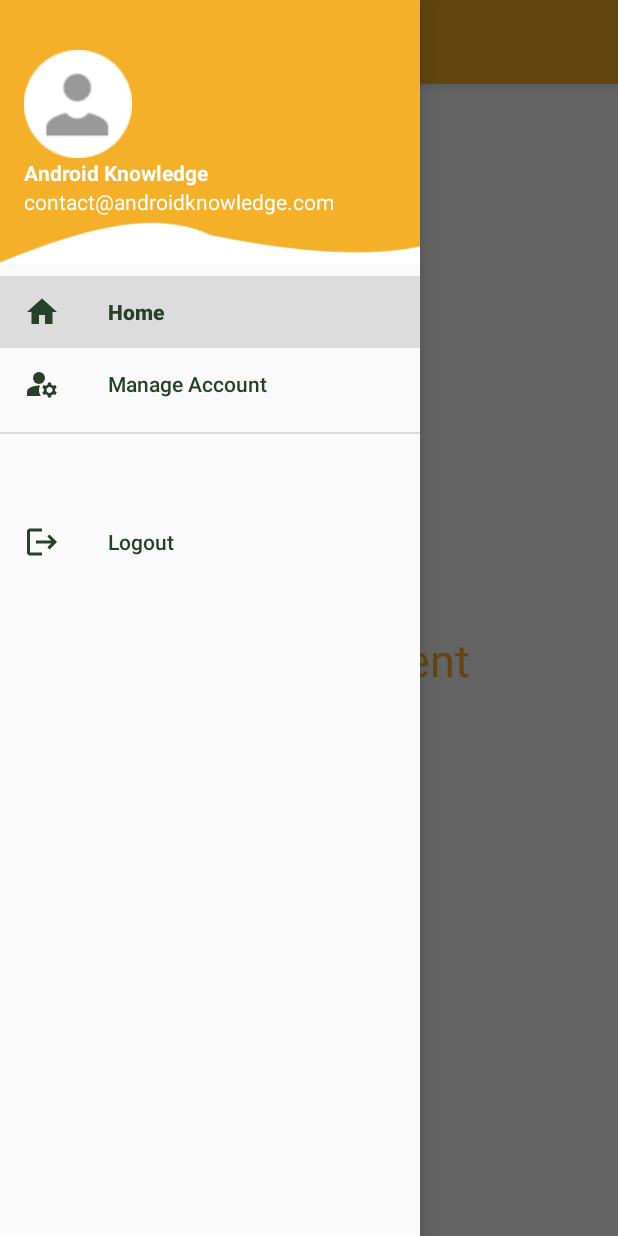
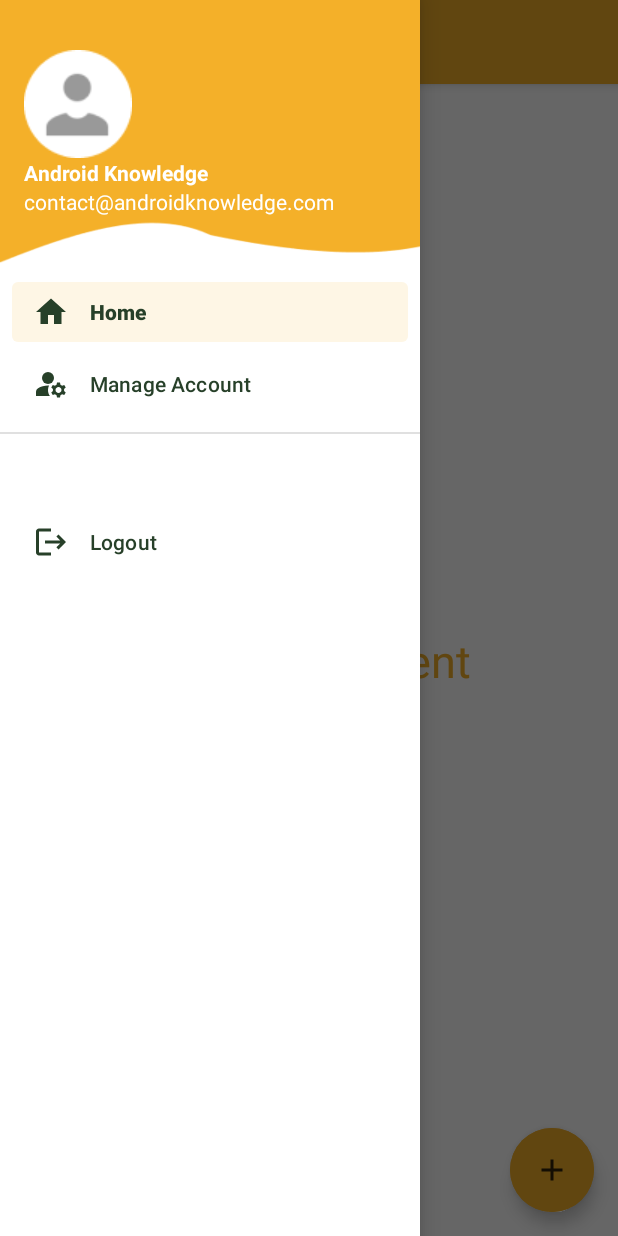
Before and after one commit to aswinkprakasan/Kout_App, an Android app: the screen it shows after launch once a user with an empty profile is signed in (DashboardActivity), with the side drawer open, on a phone screen of 412 x 824 dp. Run offline under Robolectric (Android 15) with nearby library versions, the phone set to English and light mode, and no system bars; our stand-ins replace Firebase (no records; nobody signed in at launch, a user with empty details on screens opened directly).

Commit message:
floating action bar completed

```diff
--- a/app/src/main/AndroidManifest.xml
+++ b/app/src/main/AndroidManifest.xml
@@ -13,7 +13,7 @@
         tools:targetApi="31">
         <activity
             android:name=".DashboardActivity"
-            android:theme="@style/Theme.AppCompat.Light.NoActionBar"
+            android:theme="@style/Theme.KoutApp"
             android:exported="false" />
         <activity
             android:name=".MainActivity"
--- a/app/src/main/java/com/example/koutapp/HomeFragment.java
+++ b/app/src/main/java/com/example/koutapp/HomeFragment.java
@@ -7,15 +7,81 @@ import androidx.fragment.app.Fragment;
 import android.view.LayoutInflater;
 import android.view.View;
 import android.view.ViewGroup;
+import android.widget.TextView;
+import android.widget.Toast;
+
+import com.google.android.material.floatingactionbutton.ExtendedFloatingActionButton;
+import com.google.android.material.floatingactionbutton.FloatingActionButton;
 
 
 public class HomeFragment extends Fragment {
 
-
+    FloatingActionButton scanFab, quoteFab;
+    ExtendedFloatingActionButton addFab;
+    TextView scanText, quoteText;
+    Boolean isAllFABVisible;
     @Override
     public View onCreateView(LayoutInflater inflater, ViewGroup container,
                              Bundle savedInstanceState) {
         // Inflate the layout for this fragment
-        return inflater.inflate(R.layout.fragment_home, container, false);
+        View view = inflater.inflate(R.layout.fragment_home, container, false);
+
+        scanFab = view.findViewById(R.id.scan_fab);
+        quoteFab = view.findViewById(R.id.quote_fab);
+        addFab = view.findViewById(R.id.add_fab);
+        scanText = view.findViewById(R.id.scan_text);
+        quoteText = view.findViewById(R.id.quote_text);
+
+        scanFab.setVisibility(View.GONE);
+        quoteFab.setVisibility(View.GONE);
+        scanText.setVisibility(View.GONE);
+        quoteText.setVisibility(View.GONE);
+
+        isAllFABVisible = false;
+
+        addFab.shrink();
+
+        addFab.setOnClickListener(new View.OnClickListener() {
+            @Override
+            public void onClick(View view) {
+                if (!isAllFABVisible){
+                    scanFab.show();
+                    quoteFab.show();
+                    scanText.setVisibility(View.VISIBLE);
+                    quoteText.setVisibility(View.VISIBLE);
+
+                    addFab.extend();
+
+                    isAllFABVisible = true;
+                }
+                else {
+                    scanFab.hide();
+                    quoteFab.hide();
+                    scanText.setVisibility(View.GONE);
+                    quoteText.setVisibility(View.GONE);
+
+                    addFab.shrink();
+
+                    isAllFABVisible = false;
+                }
+            }
+        });
+
+        scanFab.setOnClickListener(new View.OnClickListener() {
+            @Override
+            public void onClick(View view) {
+                Toast.makeText(getActivity(), "Scanner Opened", Toast.LENGTH_SHORT).show();
+            }
+        });
+
+        quoteFab.setOnClickListener(new View.OnClickListener() {
+            @Override
+            public void onClick(View view) {
+                Toast.makeText(getActivity(), "Add Quote", Toast.LENGTH_SHORT).show();
+            }
+        });
+
+
+        return view;
     }
 }
--- /dev/null
+++ b/app/src/main/res/drawable-anydpi/add.xml
@@ -0,0 +1,11 @@
+<vector xmlns:android="http://schemas.android.com/apk/res/android"
+    android:width="24dp"
+    android:height="24dp"
+    android:viewportWidth="24"
+    android:viewportHeight="24"
+    android:tint="#FFFFFF"
+    android:alpha="0.8">
+  <path
+      android:fillColor="@android:color/white"
+      android:pathData="M19,13h-6v6h-2v-6H5v-2h6V5h2v6h6v2z"/>
+</vector>
--- /dev/null
+++ b/app/src/main/res/drawable-anydpi/quote.xml
@@ -0,0 +1,11 @@
+<vector xmlns:android="http://schemas.android.com/apk/res/android"
+    android:width="24dp"
+    android:height="24dp"
+    android:viewportWidth="24"
+    android:viewportHeight="24"
+    android:tint="#FFFFFF"
+    android:alpha="0.8">
+  <path
+      android:fillColor="@android:color/white"
+      android:pathData="M6,17h3l2,-4L11,7L5,7v6h3zM14,17h3l2,-4L19,7h-6v6h3z"/>
+</vector>
--- /dev/null
+++ b/app/src/main/res/drawable-anydpi/scanner.xml
@@ -0,0 +1,11 @@
+<vector xmlns:android="http://schemas.android.com/apk/res/android"
+    android:width="24dp"
+    android:height="24dp"
+    android:viewportWidth="24"
+    android:viewportHeight="24"
+    android:tint="#FFFFFF"
+    android:alpha="0.8">
+  <path
+      android:fillColor="@android:color/white"
+      android:pathData="M7,3H4v3H2V1h5V3zM22,6V1h-5v2h3v3H22zM7,21H4v-3H2v5h5V21zM20,18v3h-3v2h5v-5H20zM19,18c0,1.1 -0.9,2 -2,2H7c-1.1,0 -2,-0.9 -2,-2V6c0,-1.1 0.9,-2 2,-2h10c1.1,0 2,0.9 2,2V18zM15,8H9v2h6V8zM15,11H9v2h6V11zM15,14H9v2h6V14z"/>
+</vector>
--- a/app/src/main/res/layout/activity_dashboard.xml
+++ b/app/src/main/res/layout/activity_dashboard.xml
@@ -8,6 +8,7 @@
     android:id="@+id/drawer_layout"
     android:fitsSystemWindows="true"
     tools:openDrawer="start"
+    tools:ignore="HardcodedText"
     tools:context=".MainActivity">
 
     <LinearLayout
@@ -41,4 +42,10 @@
         app:itemIconTint="@color/poly_green"
         app:itemTextColor="@color/poly_green"/>
 
+
+
+
+
+
+
 </androidx.drawerlayout.widget.DrawerLayout>
--- a/app/src/main/res/layout/fragment_home.xml
+++ b/app/src/main/res/layout/fragment_home.xml
@@ -1,18 +1,82 @@
 <?xml version="1.0" encoding="utf-8"?>
-<RelativeLayout
+<androidx.constraintlayout.widget.ConstraintLayout
     xmlns:android="http://schemas.android.com/apk/res/android"
+    xmlns:app="http://schemas.android.com/apk/res-auto"
     xmlns:tools="http://schemas.android.com/tools"
     android:layout_width="match_parent"
     android:layout_height="match_parent"
-    tools:context=".HomeFragment">
+    tools:context=".HomeFragment"
+    tools:ignore="HardcodedText">
 
-    <!-- TODO: Update blank fragment layout -->
+    <com.google.android.material.floatingactionbutton.ExtendedFloatingActionButton
+        android:layout_width="wrap_content"
+        android:layout_height="wrap_content"
+        android:id="@+id/add_fab"
+        app:layout_constraintBottom_toBottomOf="parent"
+        app:layout_constraintEnd_toEndOf="parent"
+        android:layout_marginBottom="16dp"
+        android:layout_marginEnd="16dp"
+        android:backgroundTint="@color/lavender"
+        android:text="Actions"
+        android:gravity="end"
+        app:icon="@drawable/add"/>
+
+    <com.google.android.material.floatingactionbutton.FloatingActionButton
+        android:layout_width="wrap_content"
+        android:layout_height="wrap_content"
+        android:id="@+id/scan_fab"
+        app:layout_constraintBottom_toTopOf="@+id/add_fab"
+        app:layout_constraintEnd_toEndOf="@id/add_fab"
+        android:layout_marginBottom="24dp"
+        android:backgroundTint="@color/lavender"
+        android:src="@drawable/scanner"
+        app:fabSize="normal"
+        android:contentDescription="@string/app_name" />
+
+    <TextView
+        android:layout_width="wrap_content"
+        android:layout_height="wrap_content"
+        android:id="@+id/scan_text"
+        android:text="Scan Document"
+        android:layout_marginEnd="8dp"
+        app:layout_constraintBottom_toBottomOf="@id/scan_fab"
+        app:layout_constraintEnd_toStartOf="@id/scan_fab"
+        app:layout_constraintTop_toTopOf="@id/scan_fab"
+        android:textColor="@color/black"/>
+
+    <com.google.android.material.floatingactionbutton.FloatingActionButton
+        android:layout_width="wrap_content"
+        android:layout_height="wrap_content"
+        android:id="@+id/quote_fab"
+        app:layout_constraintBottom_toTopOf="@+id/scan_fab"
+        app:layout_constraintEnd_toEndOf="@id/scan_fab"
+        app:layout_constraintStart_toStartOf="@id/scan_fab"
+        android:layout_marginBottom="24dp"
+        android:backgroundTint="@color/lavender"
+        android:src="@drawable/quote"
+        app:fabSize="normal"
+        android:contentDescription="@string/app_name" />
+
+    <TextView
+        android:layout_width="wrap_content"
+        android:layout_height="wrap_content"
+        android:id="@+id/quote_text"
+        android:text="Add Quote"
+        android:layout_marginEnd="8dp"
+        app:layout_constraintBottom_toBottomOf="@id/quote_fab"
+        app:layout_constraintEnd_toStartOf="@id/quote_fab"
+        app:layout_constraintTop_toTopOf="@id/quote_fab"
+        android:textColor="@color/black"/>
+
     <TextView
         android:layout_width="wrap_content"
         android:layout_height="wrap_content"
         android:text="Home Fragment"
+        android:textColor="@color/lavender"
         android:textSize="30sp"
-        android:layout_centerInParent="true"
-        android:textColor="@color/lavender"/>
+        app:layout_constraintBottom_toBottomOf="parent"
+        app:layout_constraintEnd_toEndOf="parent"
+        app:layout_constraintStart_toStartOf="parent"
+        app:layout_constraintTop_toTopOf="parent" />
 
-</RelativeLayout>
+</androidx.constraintlayout.widget.ConstraintLayout>
--- a/app/src/main/res/values/themes.xml
+++ b/app/src/main/res/values/themes.xml
@@ -1,6 +1,6 @@
 <resources xmlns:tools="http://schemas.android.com/tools">
     <!-- Base application theme. -->
-    <style name="Theme.KoutApp" parent="Theme.MaterialComponents.DayNight.NoActionBar">
+    <style name="Theme.KoutApp" parent="Theme.MaterialComponents.Light.NoActionBar">
         <!-- Primary brand color. -->
         <item name="colorPrimary">@color/lavender</item>
         <item name="colorPrimaryVariant">@color/lavender</item>
```
Also changed, not shown: app/src/main/res/drawable-hdpi/add.png (added), app/src/main/res/drawable-hdpi/quote.png (added), app/src/main/res/drawable-hdpi/scanner.png (added), app/src/main/res/drawable-mdpi/add.png (added), app/src/main/res/drawable-mdpi/quote.png (added), app/src/main/res/drawable-mdpi/scanner.png (added), app/src/main/res/drawable-xhdpi/add.png (added), app/src/main/res/drawable-xhdpi/quote.png (added), app/src/main/res/drawable-xhdpi/scanner.png (added), app/src/main/res/drawable-xxhdpi/add.png (added), app/src/main/res/drawable-xxhdpi/quote.png (added), app/src/main/res/drawable-xxhdpi/scanner.png (added).
